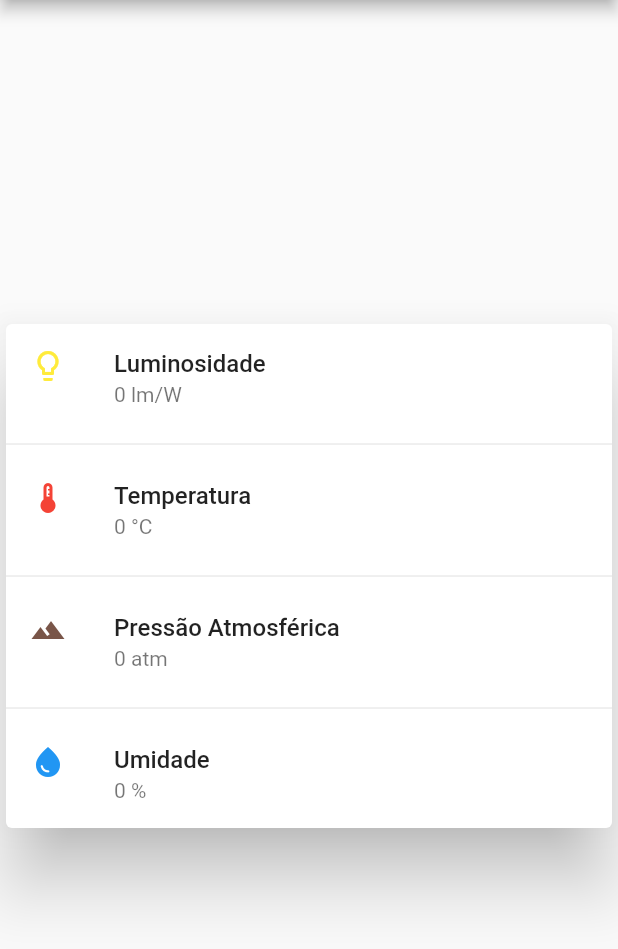
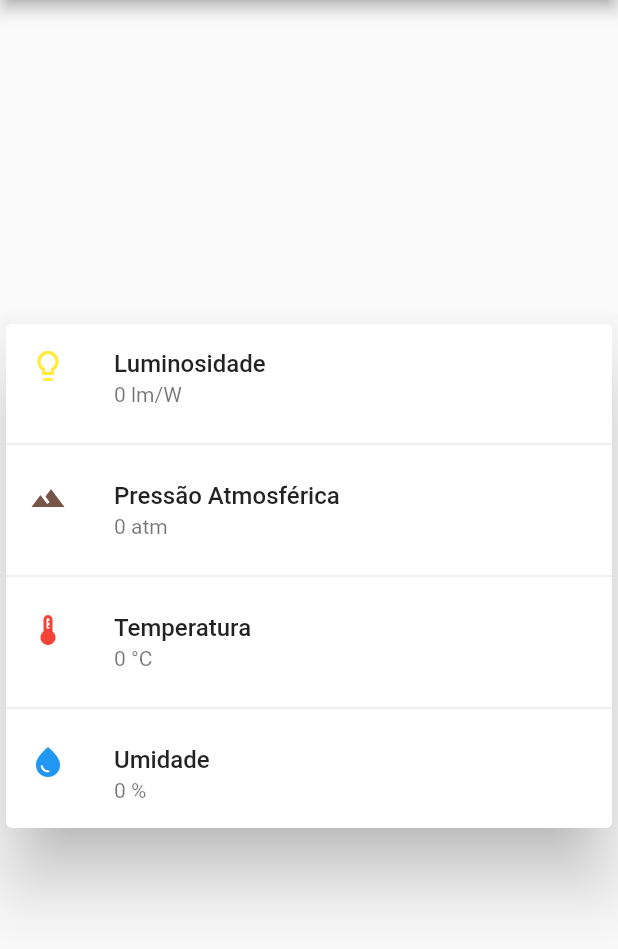
Before and after one commit to esther-araujo/MonitoramentoAmbiental, a Flutter app: the screen it shows after launch, on a phone screen of 412 x 824 dp, the part 84-1033 px from its top. Run offline on Flutter 3.47's test engine with Material 2 defaults, Android fonts, the phone set to English and light mode, and no system bars.

Commit message:
layout adjustment

```diff
--- a/lib/main.dart
+++ b/lib/main.dart
@@ -64,22 +64,22 @@ class _MyHomePageState extends State<MyHomePage> {
                     ),
                     const Divider(),
                     ListTile(
+                      title: const Text('Pressão Atmosférica',
+                          style: TextStyle(fontWeight: FontWeight.w500)),
+                      subtitle: Text('$pressao atm'),
+                      leading: Icon(
+                        Icons.landscape,
+                        color: Colors.brown,
+                      ),
+                    ),
+                    const Divider(),
+                    ListTile(
                       title: const Text('Temperatura',
                           style: TextStyle(fontWeight: FontWeight.w500)),
                       subtitle: Text('$temperatura °C'),
                       leading: Icon(
                         Icons.thermostat,
                         color: Colors.red,
-                      ),
-                    ),
-                    const Divider(),
-                    ListTile(
-                      title: const Text('Pressão Atmosférica',
-                          style: TextStyle(fontWeight: FontWeight.w500)),
-                      subtitle: Text('$pressao atm'),
-                      leading: Icon(
-                        Icons.landscape,
-                        color: Colors.brown,
                       ),
                     ),
                     const Divider(),
```
